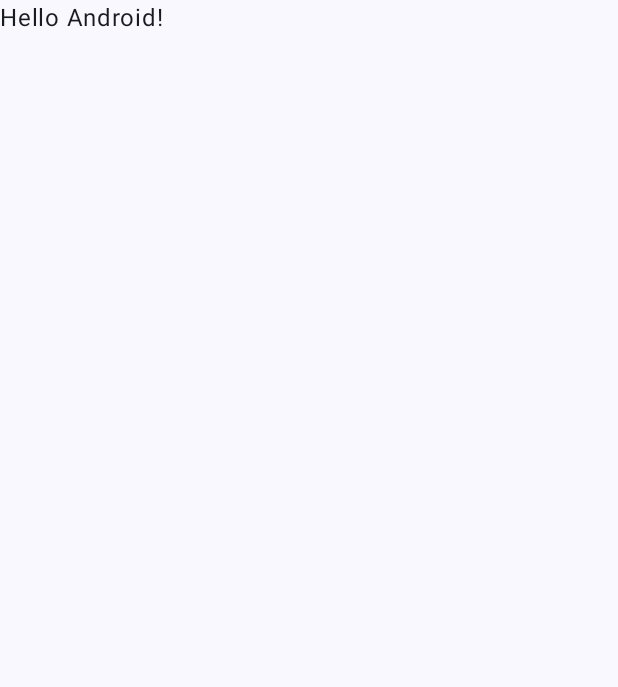
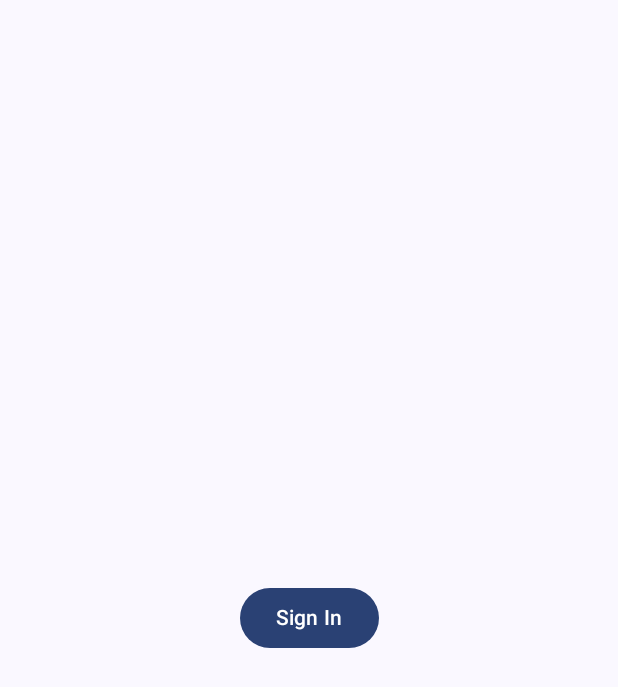
Before and after one commit to ymka/TestApp, an Android app built with Jetpack Compose: the screen it shows after launch (SignInActivity), on a phone screen of 412 x 824 dp. Before the commit the part shown is almost empty. Shown: the top 687 px of the screen. Run offline under Robolectric (Android 15) with nearby library versions, the phone set to English and light mode, and no system bars; our stand-ins replace Dagger/Hilt's generated code, Timber.

Commit message:
add basic ui of sign in screen

```diff
--- a/app/src/main/java/net/ginapps/testapp/App.kt
+++ b/app/src/main/java/net/ginapps/testapp/App.kt
@@ -1,8 +1,10 @@
 package net.ginapps.testapp
 
 import android.app.Application
+import dagger.hilt.android.HiltAndroidApp
 import timber.log.Timber
 
+@HiltAndroidApp
 class App : Application() {
 
     override fun onCreate() {
--- /dev/null
+++ b/app/src/main/java/net/ginapps/testapp/core/view/BaseScreen.kt
@@ -0,0 +1,20 @@
+package net.ginapps.testapp.core.view
+
+import androidx.compose.foundation.layout.PaddingValues
+import androidx.compose.material3.Scaffold
+import androidx.compose.runtime.Composable
+import androidx.compose.runtime.State
+
+@Composable
+fun BaseScreen(
+    // TODO: handle states
+    errorState: State<Throwable?>,
+    topBar: @Composable () -> Unit = {},
+    content: @Composable (PaddingValues) -> Unit,
+) {
+    Scaffold(
+        topBar = topBar,
+    ) {
+        content(it)
+    }
+}
--- a/app/src/main/java/net/ginapps/testapp/di/AppModule.kt
+++ b/app/src/main/java/net/ginapps/testapp/di/AppModule.kt
@@ -2,12 +2,15 @@ package net.ginapps.testapp.di
 
 import dagger.Module
 import dagger.Provides
+import dagger.hilt.InstallIn
+import dagger.hilt.components.SingletonComponent
 import javax.inject.Singleton
 import kotlinx.coroutines.Dispatchers
 import net.ginapps.testapp.core.IoCoroutineContext
 import net.ginapps.testapp.core.MainCoroutineContext
 
 @Module
+@InstallIn(SingletonComponent::class)
 object AppModule {
     @Provides
     @Singleton
--- a/app/src/main/java/net/ginapps/testapp/screen/signin/SignInActivity.kt
+++ b/app/src/main/java/net/ginapps/testapp/screen/signin/SignInActivity.kt
@@ -2,36 +2,19 @@ package net.ginapps.testapp.screen.signin
 
 import android.os.Bundle
 import androidx.activity.compose.setContent
-import androidx.compose.foundation.layout.fillMaxSize
-import androidx.compose.foundation.layout.padding
-import androidx.compose.material3.Scaffold
-import androidx.compose.material3.Text
-import androidx.compose.runtime.Composable
-import androidx.compose.ui.Modifier
+import dagger.hilt.android.AndroidEntryPoint
 import net.ginapps.testapp.core.BaseActivity
 import net.ginapps.testapp.ui.theme.MyApplicationTheme
 
+@AndroidEntryPoint
 class SignInActivity : BaseActivity() {
 
     override fun onCreate(savedInstanceState: Bundle?) {
         super.onCreate(savedInstanceState)
         setContent {
             MyApplicationTheme {
-                Scaffold(modifier = Modifier.fillMaxSize()) { innerPadding ->
-                    Greeting(
-                        name = "Android",
-                        modifier = Modifier.padding(innerPadding)
-                    )
-                }
+                SigInScreen()
             }
         }
     }
 }
-
-@Composable
-private fun Greeting(name: String, modifier: Modifier = Modifier) {
-    Text(
-        text = "Hello $name!",
-        modifier = modifier
-    )
-}
--- /dev/null
+++ b/app/src/main/java/net/ginapps/testapp/screen/signin/SignInScreen.kt
@@ -0,0 +1,36 @@
+package net.ginapps.testapp.screen.signin
+
+import androidx.compose.foundation.layout.Box
+import androidx.compose.foundation.layout.fillMaxSize
+import androidx.compose.foundation.layout.padding
+import androidx.compose.material3.Button
+import androidx.compose.material3.Text
+import androidx.compose.runtime.Composable
+import androidx.compose.runtime.collectAsState
+import androidx.compose.ui.Alignment
+import androidx.compose.ui.Modifier
+import androidx.compose.ui.res.stringResource
+import androidx.hilt.navigation.compose.hiltViewModel
+import net.ginapps.testapp.R
+import net.ginapps.testapp.core.view.BaseScreen
+
+@Composable
+fun SigInScreen(
+    viewModel: SignInViewModel = hiltViewModel(),
+) {
+    BaseScreen(
+        errorState = viewModel.error.collectAsState()
+    ) { innerPadding ->
+        Box(
+            modifier = Modifier.fillMaxSize().padding(innerPadding),
+            contentAlignment = Alignment.Center
+        ) {
+            Button(
+                modifier = Modifier.padding(),
+                onClick = {
+                }) {
+                Text(text = stringResource(id = R.string.sig_in_screen_cta))
+            }
+        }
+    }
+}
--- /dev/null
+++ b/app/src/main/java/net/ginapps/testapp/screen/signin/SignInViewModel.kt
@@ -0,0 +1,10 @@
+package net.ginapps.testapp.screen.signin
+
+import net.ginapps.testapp.core.BaseViewModel
+
+class SignInViewModel : BaseViewModel() {
+
+    fun signIn() {
+
+    }
+}
--- a/app/src/main/res/values/strings.xml
+++ b/app/src/main/res/values/strings.xml
@@ -1,3 +1,4 @@
 <resources>
     <string name="app_name">My Test App</string>
+    <string name="sig_in_screen_cta">Sign In</string>
 </resources>
--- a/build.gradle.kts
+++ b/build.gradle.kts
@@ -2,4 +2,7 @@
 plugins {
     alias(libs.plugins.android.application) apply false
     alias(libs.plugins.jetbrains.kotlin.android) apply false
+    alias(libs.plugins.google.ksp) apply false
+    alias(libs.plugins.dagger) apply false
+    alias(libs.plugins.compose.compiler) apply false
 }
```
Also changed, not shown: app/build.gradle.kts (+5 -3 lines), gradle/libs.versions.toml (+18 -13 lines), 1 other file.
